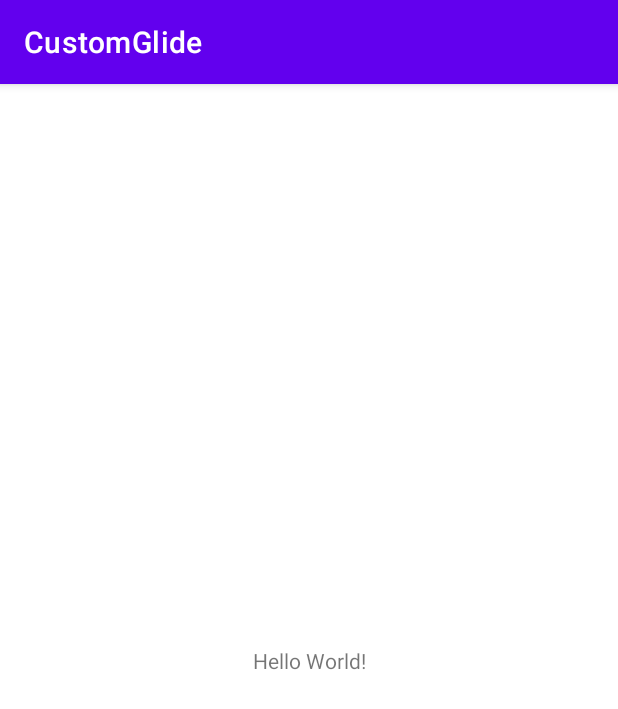
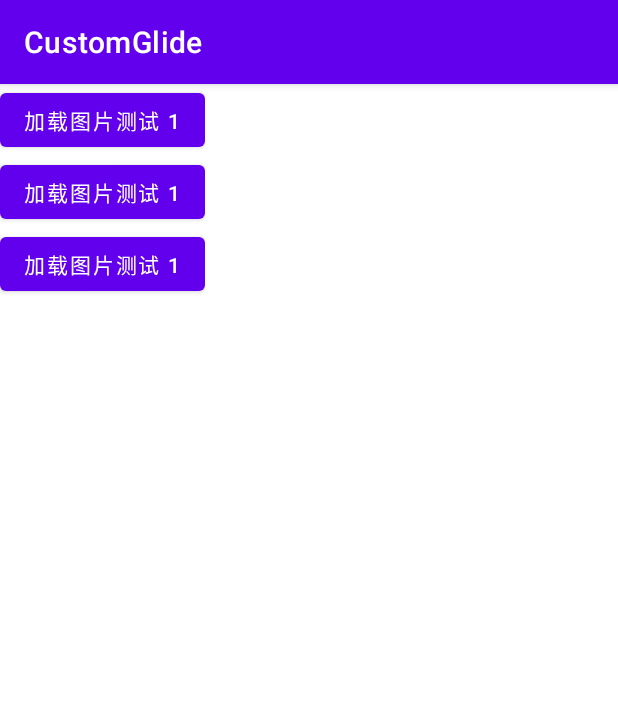
Before and after one commit to Jesen0823/AndGlideTalk, an Android app: the screen it shows after launch (MainActivity), on a phone screen of 412 x 824 dp. Shown: the top 709 px of the screen. Run offline under Robolectric (Android 15) with nearby library versions, the phone set to English and light mode, and no system bars; pictures from the network do not load.

Commit message:
[GlideTalk] 05. 组件生命周期管理

```diff
--- a/CustomGlide/src/main/java/com/jesen/customglide/MainActivity.java
+++ b/CustomGlide/src/main/java/com/jesen/customglide/MainActivity.java
@@ -3,12 +3,50 @@ package com.jesen.customglide;
 import androidx.appcompat.app.AppCompatActivity;
 
 import android.os.Bundle;
+import android.view.View;
+import android.widget.Button;
+import android.widget.ImageView;
+
+import com.jesen.customglide.glide.Glide;
 
 public class MainActivity extends AppCompatActivity {
+
+    private static final String TEST_IMAGE_1 = "https://tse1-mm.cn.bing.net/th/id/R-C.de18d75795b84bee354740a1f810d10f?rik=IppVlYxT%2fQ%2b6tg&riu=http%3a%2f%2fcdn.static.iftour.com%2fupload%2fimages%2fupload%2f20180828%2f5b84bbb3aa60a.jpg&ehk=s1W4KnXVIzbFi%2fPPvcm4jMxtn8ZIDtt%2foD50ayVpWMA%3d&risl=&pid=ImgRaw&r=0";
+
+    private ImageView iv1,iv2,iv3;
+    private Button testBt1,testBt2,testBt3;
 
     @Override
     protected void onCreate(Bundle savedInstanceState) {
         super.onCreate(savedInstanceState);
         setContentView(R.layout.activity_main);
+
+        initView();
     }
+
+    private void initView() {
+
+        iv1 = findViewById(R.id.image1);
+        iv2 = findViewById(R.id.image2);
+        iv3 = findViewById(R.id.image3);
+        testBt1 = findViewById(R.id.testBtn1);
+        testBt2 = findViewById(R.id.testBtn2);
+        testBt3 = findViewById(R.id.testBtn3);
+
+        testBt1.setOnClickListener(view -> {
+            Glide.with(this).load(TEST_IMAGE_1)
+                    .into(iv1);
+        });
+
+        testBt2.setOnClickListener(view -> {
+            Glide.with(this).load(TEST_IMAGE_1)
+                    .into(iv2);
+        });
+
+        testBt3.setOnClickListener(view -> {
+            Glide.with(this).load(TEST_IMAGE_1)
+                    .into(iv3);
+        });
+    }
+
 }
--- /dev/null
+++ b/CustomGlide/src/main/java/com/jesen/customglide/glide/frag/Fragment.java
@@ -0,0 +1,4 @@
+package com.jesen.customglide.glide.frag;
+
+public class Fragment {
+}
--- a/CustomGlide/src/main/res/layout/activity_main.xml
+++ b/CustomGlide/src/main/res/layout/activity_main.xml
@@ -1,18 +1,58 @@
 <?xml version="1.0" encoding="utf-8"?>
-<androidx.constraintlayout.widget.ConstraintLayout xmlns:android="http://schemas.android.com/apk/res/android"
+<LinearLayout xmlns:android="http://schemas.android.com/apk/res/android"
     xmlns:app="http://schemas.android.com/apk/res-auto"
     xmlns:tools="http://schemas.android.com/tools"
     android:layout_width="match_parent"
     android:layout_height="match_parent"
+    android:orientation="vertical"
     tools:context=".MainActivity">
 
-    <TextView
+    <LinearLayout
         android:layout_width="wrap_content"
-        android:layout_height="wrap_content"
-        android:text="Hello World!"
-        app:layout_constraintBottom_toBottomOf="parent"
-        app:layout_constraintLeft_toLeftOf="parent"
-        app:layout_constraintRight_toRightOf="parent"
-        app:layout_constraintTop_toTopOf="parent" />
+        android:layout_height="wrap_content">
 
-</androidx.constraintlayout.widget.ConstraintLayout>
+        <ImageView
+            android:id="@+id/image1"
+            android:layout_width="wrap_content"
+            android:layout_height="wrap_content"/>
+
+        <Button
+            android:id="@+id/testBtn1"
+            android:layout_width="wrap_content"
+            android:layout_height="wrap_content"
+            android:text="加载图片测试 1" />
+    </LinearLayout>
+
+    <LinearLayout
+        android:layout_width="wrap_content"
+        android:layout_height="wrap_content">
+
+        <ImageView
+            android:id="@+id/image2"
+            android:layout_width="wrap_content"
+            android:layout_height="wrap_content"/>
+
+        <Button
+            android:id="@+id/testBtn2"
+            android:layout_width="wrap_content"
+            android:layout_height="wrap_content"
+            android:text="加载图片测试 1" />
+    </LinearLayout>
+
+    <LinearLayout
+        android:layout_width="wrap_content"
+        android:layout_height="wrap_content">
+
+        <ImageView
+            android:id="@+id/image3"
+            android:layout_width="wrap_content"
+            android:layout_height="wrap_content"/>
+
+        <Button
+            android:id="@+id/testBtn3"
+            android:layout_width="wrap_content"
+            android:layout_height="wrap_content"
+            android:text="加载图片测试 1" />
+    </LinearLayout>
+
+</LinearLayout>
```
Also changed, not shown: CustomGlide/src/main/java/com/jesen/customglide/glide/Glide.java (added, +45 -0 lines), CustomGlide/src/main/java/com/jesen/customglide/glide/GlideBuilder.java (added, +10 -0 lines), CustomGlide/src/main/java/com/jesen/customglide/glide/LifeCycleCallback.java (added, +10 -0 lines), CustomGlide/src/main/java/com/jesen/customglide/glide/RequestManager.java (added, +95 -0 lines), CustomGlide/src/main/java/com/jesen/customglide/glide/RequestManagerRetriever.java (added, +25 -0 lines), CustomGlide/src/main/java/com/jesen/customglide/glide/RequestTargetEngine.java (added, +32 -0 lines), CustomGlide/src/main/java/com/jesen/customglide/glide/frag/ActivityFragmentManager.java (added, +47 -0 lines), CustomGlide/src/main/java/com/jesen/customglide/glide/frag/FragmentActivityFragmentManager.java (added, +48 -0 lines), 1 other file.
